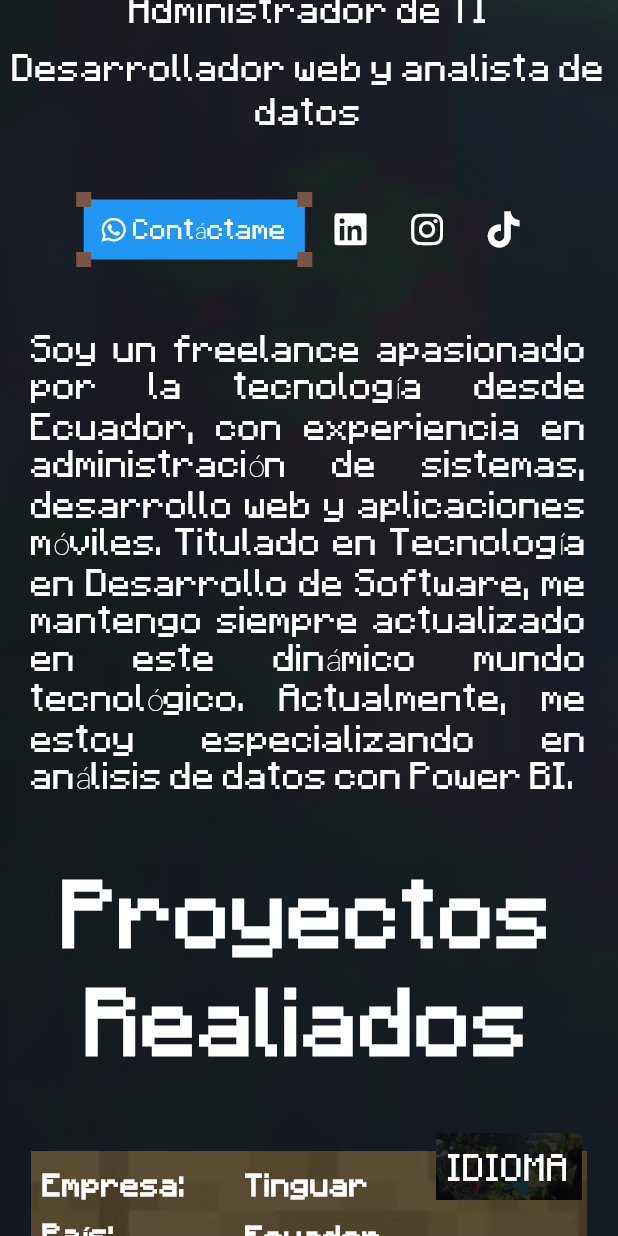
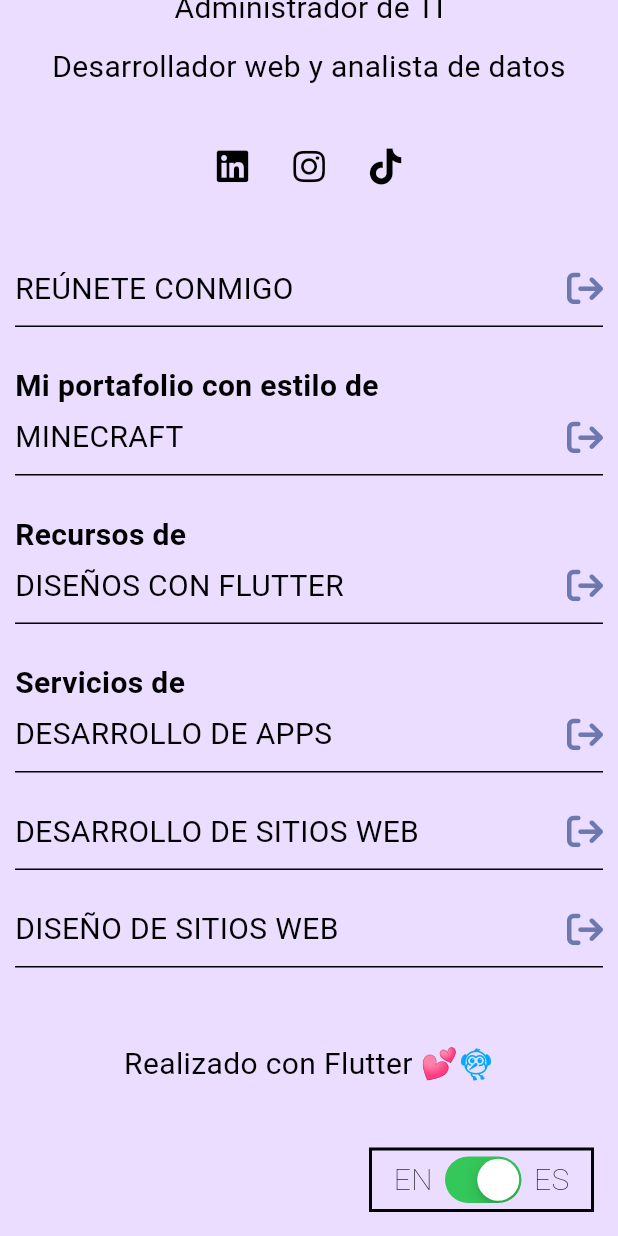
Before and after one commit to GbrielGarcia/albertoguaman.com, a Flutter app: the screen it shows after launch, scrolled down 279 dp, on a phone screen of 412 x 824 dp. Run offline on Flutter 3.47's test engine with Material 3 defaults, Android fonts, the phone set to English and light mode, and no system bars; our stand-ins replace firebase_core, font_awesome_flutter, go_router, url_strategy; missing offline and left inert: universal_html; accounts and stored records are empty; generated files the repository leaves out were written again.

Commit message:
bio site

```diff
--- a/lib/home/home.dart
+++ b/lib/home/home.dart
@@ -3,12 +3,23 @@ import 'package:flutter/foundation.dart';
 import 'package:flutter/material.dart';
 import 'package:flutter/widgets.dart';
 import 'package:font_awesome_flutter/font_awesome_flutter.dart';
+import 'package:go_router/go_router.dart';
 
 import 'package:universal_html/html.dart' as html;
 import 'package:flutter_gen/gen_l10n/app_localizations.dart';
-import '../models/models.dart';
 import '../utils/utils.dart';
 import '../widgets/widgets.dart';
+
+void linkWhatsApp(
+  String messageC,
+) async {
+  String whatsappURL =
+      'https://api.whatsapp.com/send/?phone=+593998602204&text=${Uri.encodeComponent(messageC)}';
+  html.window.open(
+    whatsappURL,
+    'Link WhastApp',
+  );
+}
 
 class Home extends StatelessWidget {
   const Home({super.key});
@@ -20,31 +31,11 @@ class Home extends StatelessWidget {
     final al = AppLocalizations.of(context);
     return Scaffold(
       body: SingleChildScrollView(
-        child: MouseRegion(
-          onEnter: (_) {
-            html.document.body!.classes.add('custom-cursor');
-          },
-          onExit: (_) {
-            html.document.body!.classes.remove('custom-cursor');
-          },
         child: Container(
-            decoration: BoxDecoration(
-              image: DecorationImage(
-                image: AssetImage(
-                  AssetsUtil.imgBackgroundMinecraft,
-                ),
-                fit: BoxFit.cover,
-                colorFilter: ColorFilter.mode(
-                  Colors.black.withOpacity(0.7),
-                  BlendMode.darken,
-                ),
-              ),
-            ),
+          color: const Color(0xffebddff),
           child: Column(
             children: [
               const SizedBox(height: 30.0),
-                Column(
-                  children: <Widget>[
               Responsive(
                 mobile: Column(
                   mainAxisAlignment: MainAxisAlignment.center,
@@ -52,8 +43,9 @@ class Home extends StatelessWidget {
                     const SizedBox(height: 30.0),
                     CircleAvatar(
                       maxRadius: 75,
-                              backgroundImage:
-                                  AssetImage(AssetsUtil.imgAlbertoGuaman),
+                      backgroundImage: AssetImage(
+                        AssetsUtil.imgAlbertoGuaman,
+                      ),
                     ),
                     const SizedBox(width: 20.0),
                     Column(
@@ -63,7 +55,7 @@ class Home extends StatelessWidget {
                           children: [
                             Text(
                               'Alberto Guaman',
-                                      style: StyleText.textStyleClass(
+                              style: StyleText.textStyleClassClasi(
                                 fontSize: 35.0,
                                 fontWeight: FontWeight.bold,
                               ),
@@ -79,12 +71,14 @@ class Home extends StatelessWidget {
                         const SizedBox(height: 10),
                         Text(
                           al!.administratorIt,
-                                  style: StyleText.textStyleClass(),
+                          style: StyleText.textStyleClassClasi(
+                              fontWeight: FontWeight.w400),
                         ),
                         const SizedBox(height: 10),
                         Text(
                           al!.webDeveloperAndDataAnalyst,
-                                  style: StyleText.textStyleClass(),
+                          style: StyleText.textStyleClassClasi(
+                              fontWeight: FontWeight.w400),
                           textAlign: TextAlign.center,
                         ),
                       ],
@@ -96,8 +90,7 @@ class Home extends StatelessWidget {
                   children: [
                     CircleAvatar(
                       maxRadius: 75,
-                              backgroundImage:
-                                  AssetImage(AssetsUtil.imgAlbertoGuaman),
+                      backgroundImage: AssetImage(AssetsUtil.imgAlbertoGuaman),
                     ),
                     const SizedBox(width: 20.0),
                     Column(
@@ -107,7 +100,7 @@ class Home extends StatelessWidget {
                           children: [
                             Text(
                               'Alberto Guaman',
-                                      style: StyleText.textStyleClass(
+                              style: StyleText.textStyleClassClasi(
                                 fontSize: 40.0,
                                 fontWeight: FontWeight.bold,
                               ),
@@ -121,30 +114,25 @@ class Home extends StatelessWidget {
                         ),
                         Text(
                           al!.administratorIt,
-                                  style: StyleText.textStyleClass(),
+                          style: StyleText.textStyleClassClasi(),
                         ),
                         Text(
                           al!.webDeveloperAndDataAnalyst,
-                                  style: StyleText.textStyleClass(),
+                          style: StyleText.textStyleClassClasi(),
                         ),
                       ],
                     ),
                   ],
-                        ))
-                  ],
+                ),
               ),
               const SizedBox(height: 40.0),
               Row(
                 crossAxisAlignment: CrossAxisAlignment.center,
                 mainAxisAlignment: MainAxisAlignment.center,
                 children: [
-                    containerOnpress(() {
-                      html.window.open(
-                        'https://tunegocio.pro/G4YbU',
-                        'WhastApp',
-                      );
-                    }, al!.contacMe),
-                    iconWidget(FontAwesomeIcons.linkedin, () {
+                  iconWidget(
+                    FontAwesomeIcons.linkedin,
+                    () {
                       if (kDebugMode) {
                         print('linkeding');
                       }
@@ -153,14 +141,22 @@ class Home extends StatelessWidget {
                         'https://www.linkedin.com/in/albertoguaman/',
                         'Linkedin',
                       );
-                    }),
-                    iconWidget(FontAwesomeIcons.instagram, () {
+                    },
+                    color: Colors.black,
+                  ),
+                  iconWidget(
+                    FontAwesomeIcons.instagram,
+                    () {
                       html.window.open(
                         'https://www.instagram.com/albertoguamandev/',
                         'Instagram',
                       );
-                    }),
-                    iconWidget(FontAwesomeIcons.tiktok, () {
+                    },
+                    color: Colors.black,
+                  ),
+                  iconWidget(
+                    FontAwesomeIcons.tiktok,
+                    () {
                       if (kDebugMode) {
                         print('linkeding');
                       }
@@ -168,46 +164,141 @@ class Home extends StatelessWidget {
                         'https://www.tiktok.com/@albertoguaman.com',
                         'Tiktok',
                       );
-                    }),
+                    },
+                    color: Colors.black,
+                  ),
                 ],
               ),
               const SizedBox(height: 40.0),
-                Padding(
-                  padding: Responsive.isDesktop(context)
-                      ? EdgeInsets.symmetric(horizontal: size.width * 0.2)
-                      : EdgeInsets.symmetric(horizontal: size.width * 0.05),
-                  child: RichText(
-                    text: TextSpan(
-                      text: '',
-                      style: StyleText.textStyleClass(),
+              InkeContainerInfo(
+                  onTap: () => linkWhatsApp(al!.informationAbout),
+                  text: al!.meetMe),
+              InkeContainerInfo(
+                  title: al!.portfolioStyle,
+                  activate: true,
+                  onTap: () {
+                  context.go('/portafolio');
+                  },
+                  text: 'Minecraft'),
+              InkeContainerInfo(
+                  title: al!.resource,
+                  activate: true,
+                  onTap: () {
+                    html.window.open(
+                      'https://github.com/tinguar/flutter',
+                      'GitHub Tinguar',
+                    );
+                  },
+                  text: al!.desingFlutter),
+              InkeContainerInfo(
+                  title: al!.services,
+                  activate: true,
+                  onTap: () => linkWhatsApp(al!.servicesApp),
+                  text: al!.servicesAppTitle),
+              InkeContainerInfo(
+                  onTap: () => linkWhatsApp(al!.servicesDevWeb),
+                  text: al!.servicesDevWebTitle),
+              InkeContainerInfo(
+                  onTap: () => linkWhatsApp(al!.servicesDisWeb),
+                  text: al!.servicesDisWebTitle),
+              const SizedBox(height: 40.0),
+              Row(
+                mainAxisAlignment: MainAxisAlignment.center,
                 children: [
-                        TextSpan(text: al!.descriptionAbout),
+                  Text(
+                    '${al!.madeWithFlutter} 💕',
+                    style: StyleText.textStyleClassClasi(
+                        fontWeight: FontWeight.w400),
+                  ),
+                  const Icon(
+                    Icons.flutter_dash,
+                    color: Colors.lightBlue,
+                  )
                 ],
               ),
-                    textAlign: TextAlign.justify,
-                  ),
-                ),
-                const SizedBox(height: 40.0),
-                Text(
-                  al!.proyectRealized,
-                  style: StyleText.textStyleClass(
-                    fontSize: Responsive.isDesktop(context) ? 75 : 50,
-                    fontWeight: FontWeight.bold,
-                  ),
-                  textAlign: TextAlign.center,
-                ),
-                const SizedBox(height: 40.0),
-                DynamicContainersList(dataList: dataList),
-                const SizedBox(height: 50.0)
+              const SizedBox(height: 100.0),
             ],
           ),
         ),
       ),
-      ),
-      floatingActionButton: const SafeArea(
-        child: PopupMenuButtonWidget(),
+      floatingActionButton: CupertinoSwitchW(
+        textStyle: StyleText.textStyleClassClasi(),
+        activate: true,
       ),
       floatingActionButtonLocation: FloatingActionButtonLocation.endFloat,
     );
   }
 }
+
+class InkeContainerInfo extends StatelessWidget {
+  final VoidCallback onTap;
+  final String text;
+  final String? title;
+  final bool? activate;
+  const InkeContainerInfo({
+    super.key,
+    required this.onTap,
+    required this.text,
+    this.title,
+    this.activate,
+  });
+
+  @override
+  Widget build(BuildContext context) {
+    return InkWell(
+      onTap: onTap,
+      splashColor: Colors.white,
+      child: Padding(
+        padding: const EdgeInsets.only(
+          left: 10,
+          right: 10,
+          bottom: 10,
+          top: 15,
+        ),
+        child: Column(
+          crossAxisAlignment: CrossAxisAlignment.start,
+          children: [
+            Visibility(
+              visible: activate ?? false,
+              child: Padding(
+                padding: const EdgeInsets.only(bottom: 5),
+                child: Text(
+                  title ?? 'd',
+                  style: StyleText.textStyleClassClasi(
+                    fontWeight: FontWeight.bold,
+                  ),
+                ),
+              ),
+            ),
+            Container(
+              width: Responsive.isDesktop(context) ? 500 : 450,
+              decoration: const BoxDecoration(
+                  color: Colors.transparent,
+                  borderRadius: BorderRadius.all(Radius.circular(10))),
+              child: Row(
+                mainAxisAlignment: MainAxisAlignment.spaceBetween,
+                crossAxisAlignment: CrossAxisAlignment.center,
+                children: [
+                  Text(
+                    text.toUpperCase(),
+                    style: StyleText.textStyleClassClasi(
+                        fontWeight: FontWeight.w400),
+                  ),
+                  const ColorCycleIcon(),
+                ],
+              ),
+            ),
+            const SizedBox(
+              height: 10.0,
+            ),
+            Container(
+              width: Responsive.isDesktop(context) ? 500 : 450,
+              height: 1.0,
+              color: Colors.black,
+            )
+          ],
+        ),
+      ),
+    );
+  }
+}
--- /dev/null
+++ b/lib/home/porfolio/porfolio.dart
@@ -0,0 +1 @@
+export 'home.dart';
--- a/lib/l10n/app_en.arb
+++ b/lib/l10n/app_en.arb
@@ -12,5 +12,18 @@
   "administratorIt": "IT Administrator",
   "seeProject": "see project",
   "webDeveloperAndDataAnalyst": "Web developer and data analyst",
-  "descriptionAbout": "I am a freelance passionate about technology from Ecuador, with experience in systems administration, web development and mobile applications. With a degree in Software Development Technology, I always keep myself updated in this dynamic technological world. Currently, I am specializing in data analysis with Power BI."
+  "descriptionAbout": "I am a freelance passionate about technology from Ecuador, with experience in systems administration, web development and mobile applications. With a degree in Software Development Technology, I always keep myself updated in this dynamic technological world. Currently, I am specializing in data analysis with Power BI.",
+  "services": "Services",
+  "servicesApp": "Hi Alberto, I want more information about app development:",
+  "servicesAppTitle": "App development",
+  "servicesDevWeb": "Hi Alberto, I would like more information about website development:",
+  "servicesDevWebTitle": "Website development",
+  "servicesDisWeb": "Hi Alberto, I want more information about web site design:",
+  "servicesDisWebTitle": "Website design",
+  "madeWithFlutter": "Made with Flutter",
+  "desingFlutter": "Flutter Designs",
+  "resource": "Resources",
+  "portfolioStyle": "My portfolio in the style of",
+  "informationAbout": "Hello Alberto, I would like more information about:",
+  "meetMe": "Meet with me"
 }
--- a/lib/l10n/app_es.arb
+++ b/lib/l10n/app_es.arb
@@ -12,5 +12,18 @@
   "administratorIt": "Administrador de TI",
   "seeProject": "ver proyecto",
   "webDeveloperAndDataAnalyst": "Desarrollador web y analista de datos",
-  "descriptionAbout": "Soy un freelance apasionado por la tecnología desde Ecuador, con experiencia en administración de sistemas, desarrollo web y aplicaciones móviles. Titulado en Tecnología en Desarrollo de Software, me mantengo siempre actualizado en este dinámico mundo tecnológico. Actualmente, me estoy especializando en análisis de datos con Power BI."
+  "descriptionAbout": "Soy un freelance apasionado por la tecnología desde Ecuador, con experiencia en administración de sistemas, desarrollo web y aplicaciones móviles. Titulado en Tecnología en Desarrollo de Software, me mantengo siempre actualizado en este dinámico mundo tecnológico. Actualmente, me estoy especializando en análisis de datos con Power BI.",
+  "services": "Servicios de",
+  "servicesApp": "Hola Alberto, quiero más información sobre desarrollo de apps:",
+  "servicesAppTitle": "Desarrollo de apps",
+  "servicesDevWeb": "Hola Alberto, quiero más información sobre desarrollo de sitios web:",
+  "servicesDevWebTitle": "Desarrollo de sitios web",
+  "servicesDisWeb": "Hola Alberto, quiero más información sobre diseño de sitios web:",
+  "servicesDisWebTitle": "Diseño de sitios web",
+  "madeWithFlutter": "Realizado con Flutter",
+  "desingFlutter": "Diseños con Flutter",
+  "resource": "Recursos de",
+  "portfolioStyle": "Mi portafolio con estilo de",
+  "informationAbout": "Hola Alberto, quiero más información sobre:",
+  "meetMe": "Reúnete conmigo"
 }
--- a/lib/l10n/app_pt.arb
+++ b/lib/l10n/app_pt.arb
@@ -12,6 +12,20 @@
   "administratorIt": "Administrador TI",
   "seeProject": "ver projeto",
   "webDeveloperAndDataAnalyst": "Desenvolvedor da Web e analista de dados",
-  "descriptionAbout": "Sou um freelancer equatoriano apaixonado por tecnologia, com experiência em administração de sistemas, desenvolvimento web e aplicativos móveis. Formado em Tecnologia de Desenvolvimento de Software, sempre me mantenho atualizado neste dinâmico mundo tecnológico. Atualmente, estou me especializando em análise de dados com o Power BI."
+  "descriptionAbout": "Sou um freelancer equatoriano apaixonado por tecnologia, com experiência em administração de sistemas, desenvolvimento web e aplicativos móveis. Formado em Tecnologia de Desenvolvimento de Software, sempre me mantenho atualizado neste dinâmico mundo tecnológico. Atualmente, estou me especializando em análise de dados com o Power BI.",
+  "services": "Serviços de",
+  "servicesApp": "Oi Alberto, gostaria de obter mais informações sobre o desenvolvimento de aplicativos:",
+  "servicesAppTitle": "Desenvolvimento de aplicativos",
+  "servicesDevWeb": "Oi Alberto, gostaria de obter mais informações sobre o desenvolvimento de sites:",
+  "servicesDevWebTitle": "Desenvolvimento de sites",
+  "servicesDisWeb": "Oi Alberto, gostaria de obter mais informações sobre o design do site:",
+  "servicesDisWebTitle": "Design de sites",
+  "madeWithFlutter": "Feito com o Flutter",
+  "desingFlutter": "Diseños con Flutter"
+
+
+
+
+
 
 }
--- a/lib/main.dart
+++ b/lib/main.dart
@@ -7,7 +7,11 @@ import 'package:firebase_core/firebase_core.dart';
 import '/provider/provider.dart';
 import 'package:flutter_gen/gen_l10n/app_localizations.dart';
 
+import 'router/routers.dart';
+
 void main() async {
+  WidgetsFlutterBinding.ensureInitialized();
+
   setPathUrlStrategy();
   await Firebase.initializeApp(options: DefaultFirebaseOptions.currentPlatform);
   runApp(
@@ -37,18 +41,19 @@ class MyApp extends StatelessWidget {
   Widget build(BuildContext context) {
     final localProvider = Provider.of<LocaleProvider>(context);
 
-    return MaterialApp(
+    return MaterialApp.router(
+      locale: localProvider.locale,
+      debugShowCheckedModeBanner: false,
       title: 'Alberto Guaman',
-      debugShowCheckedModeBanner: false,
-      locale: localProvider.locale,
+      routerDelegate: goRouter.routerDelegate,
       supportedLocales: AppLocalizations.supportedLocales,
+      routeInformationParser: goRouter.routeInformationParser,
+      routeInformationProvider: goRouter.routeInformationProvider,
       localizationsDelegates: AppLocalizations.localizationsDelegates,
       theme: ThemeData(
-        fontFamily: 'Minecraftia',
         colorScheme: ColorScheme.fromSeed(seedColor: Colors.deepPurple),
         useMaterial3: true,
       ),
-      home: const Home(),
     );
   }
 }
--- /dev/null
+++ b/lib/router/router.dart
@@ -0,0 +1,3 @@
+
+export 'style.dart';
+export 'routers.dart';
--- /dev/null
+++ b/lib/router/routers.dart
@@ -0,0 +1,24 @@
+import 'package:go_router/go_router.dart';
+
+import '../home/home.dart';
+import '../home/porfolio/home.dart';
+import 'router.dart';
+
+final goRouter = GoRouter(
+  errorBuilder: (context, state) => const Home(),
+  initialLocation: '/',
+  routes: <RouteBase>[
+    GoRoute(
+      path: '/',
+      pageBuilder: (context, state) {
+        return transitionPageRouter(state.pageKey, const Home());
+      },
+    ),
+    GoRoute(
+      path: '/portafolio',
+      pageBuilder: (context, state) {
+        return transitionPageRouter(state.pageKey, const Portafolio());
+      },
+    )
+  ],
+);
--- a/lib/utils/text.dart
+++ b/lib/utils/text.dart
@@ -1,6 +1,7 @@
 import 'package:flutter/material.dart';
 
 class StyleText {
+
   static TextStyle textStyleClass(
       {double? fontSize, FontWeight? fontWeight, Color? color}) {
     return TextStyle(
@@ -10,4 +11,14 @@ class StyleText {
       color: color ?? Colors.white,
     );
   }
+
+  static TextStyle textStyleClassClasi(
+      {double? fontSize, FontWeight? fontWeight, Color? color}) {
+    return TextStyle(fontSize: fontSize ?? 20.0,
+      fontWeight: fontWeight ?? FontWeight.w100,
+      color: color ?? Colors.black,
+    );
+  }
+
+
 }
--- /dev/null
+++ b/lib/widgets/color_icon.dart
@@ -0,0 +1,46 @@
+import 'package:flutter/material.dart';
+import 'package:font_awesome_flutter/font_awesome_flutter.dart';
+
+class ColorCycleIcon extends StatefulWidget {
+  const ColorCycleIcon({super.key});
+
+  @override
+  _ColorCycleIconState createState() => _ColorCycleIconState();
+}
+
+class _ColorCycleIconState extends State<ColorCycleIcon>
+    with SingleTickerProviderStateMixin {
+  late AnimationController _controller;
+  late Animation<Color?> _colorAnimation;
+
+  @override
+  void initState() {
+    super.initState();
+    _controller = AnimationController(
+      duration: const Duration(seconds: 5),
+      vsync: this,
+    )..repeat();
+
+    _colorAnimation = ColorTween(
+      begin: Colors.red,
+      end: Colors.blue,
+    ).animate(_controller);
+  }
+
+  @override
+  void dispose() {
+    _controller.dispose();
+    super.dispose();
+  }
+
+  @override
+  Widget build(BuildContext context) {
+    return AnimatedBuilder(
+      animation: _colorAnimation,
+      builder: (context, child) {
+        return FaIcon(FontAwesomeIcons.arrowRightFromBracket,
+            color: _colorAnimation.value);
+      },
+    );
+  }
+}
--- a/lib/widgets/container_onpress.dart
+++ b/lib/widgets/container_onpress.dart
@@ -1,10 +1,11 @@
-
+import 'package:flutter/cupertino.dart';
 import 'package:flutter/material.dart';
 import 'package:font_awesome_flutter/font_awesome_flutter.dart';
 
 import '../utils/utils.dart';
 
-Widget containerOnpress(VoidCallback onPressed, String title) {
+Widget containerOnpress(VoidCallback onPressed, String title,
+    {bool? activate}) {
   return Stack(
     children: [
       Container(
@@ -41,7 +42,9 @@ Widget containerOnpress(VoidCallback onPressed, String title) {
           ),
         ),
       ),
-      Positioned(
+      Visibility(
+        visible: activate ?? true,
+        child: Positioned(
           left: 0,
           bottom: 0,
           child: Container(
@@ -50,7 +53,10 @@ Widget containerOnpress(VoidCallback onPressed, String title) {
             color: Colors.brown,
           ),
         ),
-      Positioned(
+      ),
+      Visibility(
+        visible: activate ?? true,
+        child: Positioned(
           right: 0,
           top: 0,
           child: Container(
@@ -59,14 +65,20 @@ Widget containerOnpress(VoidCallback onPressed, String title) {
             color: Colors.brown,
           ),
         ),
-      Positioned(
+      ),
+      Visibility(
+        visible: activate ?? true,
+        child: Positioned(
           child: Container(
             height: 10,
             width: 10,
             color: Colors.brown,
           ),
         ),
-      Positioned(
+      ),
+      Visibility(
+        visible: activate ?? true,
+        child: Positioned(
           right: 0,
           bottom: 0,
           child: Container(
@@ -75,6 +87,7 @@ Widget containerOnpress(VoidCallback onPressed, String title) {
             color: Colors.brown,
           ),
         ),
+      ),
     ],
   );
 }
--- /dev/null
+++ b/lib/widgets/cupertino_switch.dart
@@ -0,0 +1,61 @@
+import 'package:flutter/cupertino.dart';
+import 'package:flutter/material.dart';
+import 'package:provider/provider.dart';
+
+import '../provider/provider.dart';
+import '../utils/utils.dart';
+
+class CupertinoSwitchW extends StatelessWidget {
+  final TextStyle textStyle;
+
+  final bool activate;
+  const CupertinoSwitchW({
+    Key? key,
+    required this.textStyle,
+    required this.activate,
+  }) : super(key: key);
+
+  @override
+  Widget build(BuildContext context) {
+    var language = Provider.of<LocaleProvider>(context);
+
+    return Container(
+      width: 150,
+      decoration: true == activate
+          ? BoxDecoration(
+              border: Border.all(color: Colors.black, width: 2),
+            )
+          : BoxDecoration(
+          image: DecorationImage(
+            image: AssetImage(
+              AssetsUtil.imgBackgroundMinecraft,
+            ),
+            fit: BoxFit.cover,
+            colorFilter: ColorFilter.mode(
+              Colors.black.withOpacity(0.4),
+              BlendMode.darken,
+            ),
+          )
+      ),
+      child: Row(
+        mainAxisAlignment: MainAxisAlignment.spaceEvenly,
+        crossAxisAlignment: CrossAxisAlignment.center,
+        children: [
+          Text('  EN', style: textStyle),
+          CupertinoSwitch(
+            onChanged: (bool value) {
+              value == true
+                  ? language.changeLocale(const Locale('es'))
+                  : language.changeLocale(const Locale('en'));
+            },
+            value: language.locale == const Locale('en') ? false : true,
+          ),
+          Text(
+            'ES  ',
+            style: textStyle,
+          ),
+        ],
+      ),
+    );
+  }
+}
--- a/lib/widgets/icon.dart
+++ b/lib/widgets/icon.dart
@@ -1,14 +1,15 @@
 import 'package:flutter/material.dart';
 import 'package:font_awesome_flutter/font_awesome_flutter.dart';
 
-Widget iconWidget(IconData fontIcon, VoidCallback inkWell) {
+Widget iconWidget(IconData fontIcon, VoidCallback inkWell ,
+    {Color? color}) {
   return InkWell(
     onTap: inkWell,
     child: Padding(
       padding: const EdgeInsets.symmetric(horizontal: 15.0),
       child: FaIcon(
         fontIcon,
-        color: Colors.white,
+        color: color ?? Colors.white,
       ),
     ),
   );
--- a/lib/widgets/widgets.dart
+++ b/lib/widgets/widgets.dart
@@ -4,3 +4,5 @@ export 'dynamic_container_list.dart';
 export 'row_info_container.dart';
 export 'icon.dart';
 export 'container_onpress.dart';
+export 'color_icon.dart';
+export 'cupertino_switch.dart';
--- a/pubspec.yaml
+++ b/pubspec.yaml
@@ -23,6 +23,7 @@ dependencies:
   flutter_launcher_icons: ^0.13.1
   intl: ^0.18.0
   provider: ^6.1.2
+  go_router: ^14.2.0
 
 dev_dependencies:
   flutter_test:
```
Also changed, not shown: lib/home/porfolio/home.dart (added, +215 -0 lines), lib/provider/locale.dart (+11 -4 lines), lib/router/style.dart (added, +15 -0 lines), pubspec.lock, 2 other files. Lines whose indentation alone changed are shown as unchanged.
